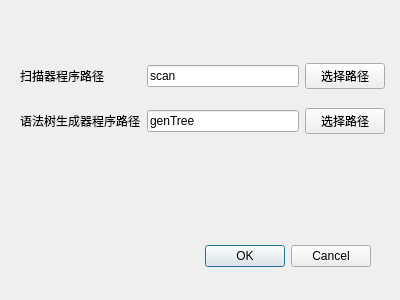
rattonlzh/minic, file minic-editor/optiondialog.ui: the form before one commit.
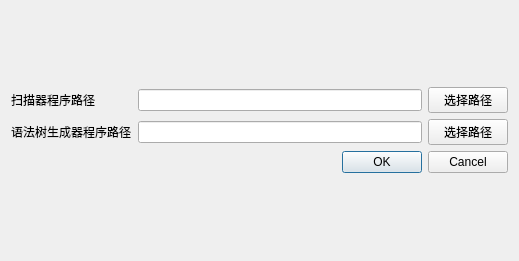
The form after the commit.

```diff
--- a/minic-editor/optiondialog.ui
+++ b/minic-editor/optiondialog.ui
@@ -6,43 +6,34 @@
    <rect>
     <x>0</x>
     <y>0</y>
-    <width>400</width>
-    <height>300</height>
+    <width>519</width>
+    <height>261</height>
    </rect>
   </property>
+  <property name="sizePolicy">
+   <sizepolicy hsizetype="Expanding" vsizetype="Expanding">
+    <horstretch>0</horstretch>
+    <verstretch>0</verstretch>
+   </sizepolicy>
+  </property>
   <property name="windowTitle">
    <string>Dialog</string>
   </property>
-  <widget class="QDialogButtonBox" name="buttonBox">
-   <property name="geometry">
-    <rect>
-     <x>30</x>
-     <y>240</y>
-     <width>341</width>
-     <height>32</height>
-    </rect>
-   </property>
-   <property name="orientation">
-    <enum>Qt::Horizontal</enum>
-   </property>
-   <property name="standardButtons">
-    <set>QDialogButtonBox::Cancel|QDialogButtonBox::Ok</set>
-   </property>
-  </widget>
-  <widget class="QWidget" name="">
-   <property name="geometry">
-    <rect>
-     <x>20</x>
-     <y>50</y>
-     <width>365</width>
-     <height>99</height>
-    </rect>
-   </property>
+  <layout class="QGridLayout" name="gridLayout_2">
+   <item row="0" column="0">
+    <layout class="QVBoxLayout" name="verticalLayout">
+     <property name="sizeConstraint">
+      <enum>QLayout::SetMinimumSize</enum>
+     </property>
+     <item>
    <layout class="QGridLayout" name="gridLayout">
+       <property name="sizeConstraint">
+        <enum>QLayout::SetMinimumSize</enum>
+       </property>
     <item row="1" column="1">
      <widget class="QLineEdit" name="genTreePathEdit">
       <property name="text">
-       <string>genTree</string>
+          <string/>
       </property>
      </widget>
     </item>
@@ -63,7 +54,7 @@
     <item row="0" column="1">
      <widget class="QLineEdit" name="scanPathEdit">
       <property name="text">
-       <string>scan</string>
+          <string/>
       </property>
      </widget>
     </item>
@@ -82,7 +73,40 @@
      </widget>
     </item>
    </layout>
-  </widget>
+     </item>
+     <item>
+      <layout class="QHBoxLayout" name="horizontalLayout">
+       <property name="sizeConstraint">
+        <enum>QLayout::SetMinimumSize</enum>
+       </property>
+       <item>
+        <spacer name="horizontalSpacer">
+         <property name="orientation">
+          <enum>Qt::Horizontal</enum>
+         </property>
+         <property name="sizeHint" stdset="0">
+          <size>
+           <width>40</width>
+           <height>20</height>
+          </size>
+         </property>
+        </spacer>
+       </item>
+       <item>
+        <widget class="QDialogButtonBox" name="buttonBox">
+         <property name="orientation">
+          <enum>Qt::Horizontal</enum>
+         </property>
+         <property name="standardButtons">
+          <set>QDialogButtonBox::Cancel|QDialogButtonBox::Ok</set>
+         </property>
+        </widget>
+       </item>
+      </layout>
+     </item>
+    </layout>
+   </item>
+  </layout>
  </widget>
  <resources/>
  <connections>
```
Lines whose indentation alone changed are shown as unchanged.
